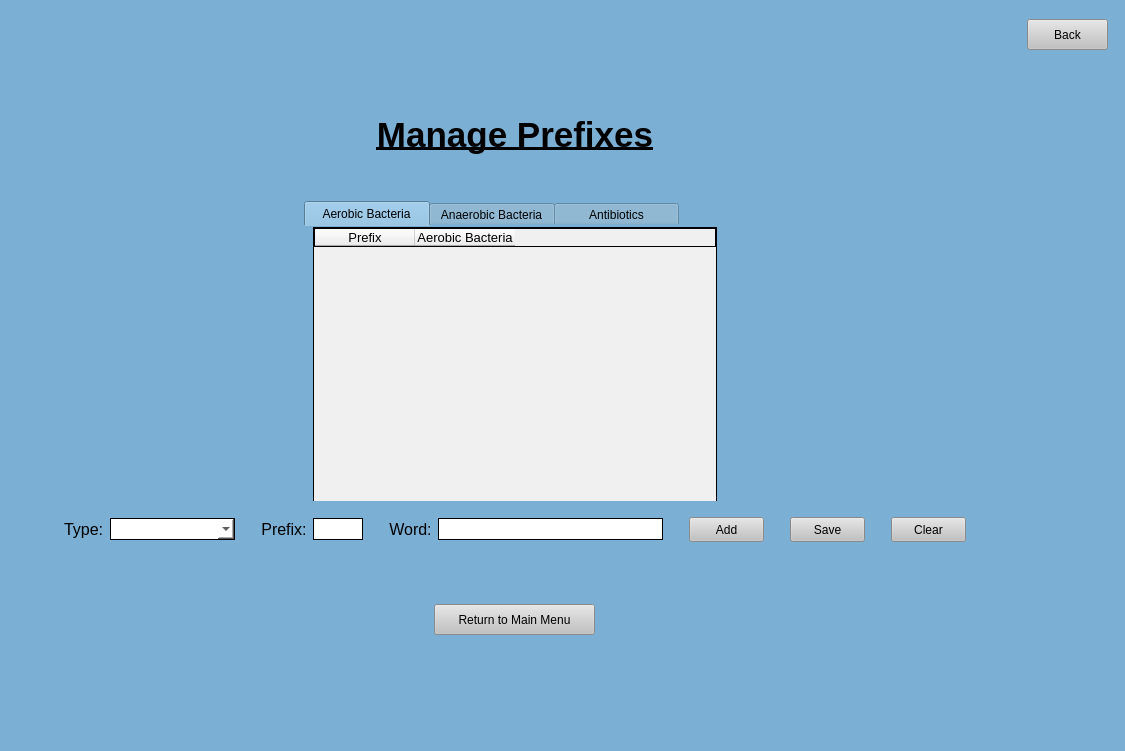
Kasmanian/COMBDb-oldgen, file UI Screens/COMBdb_Settings_Manage_Prefixes_Form.ui: the form before one commit.
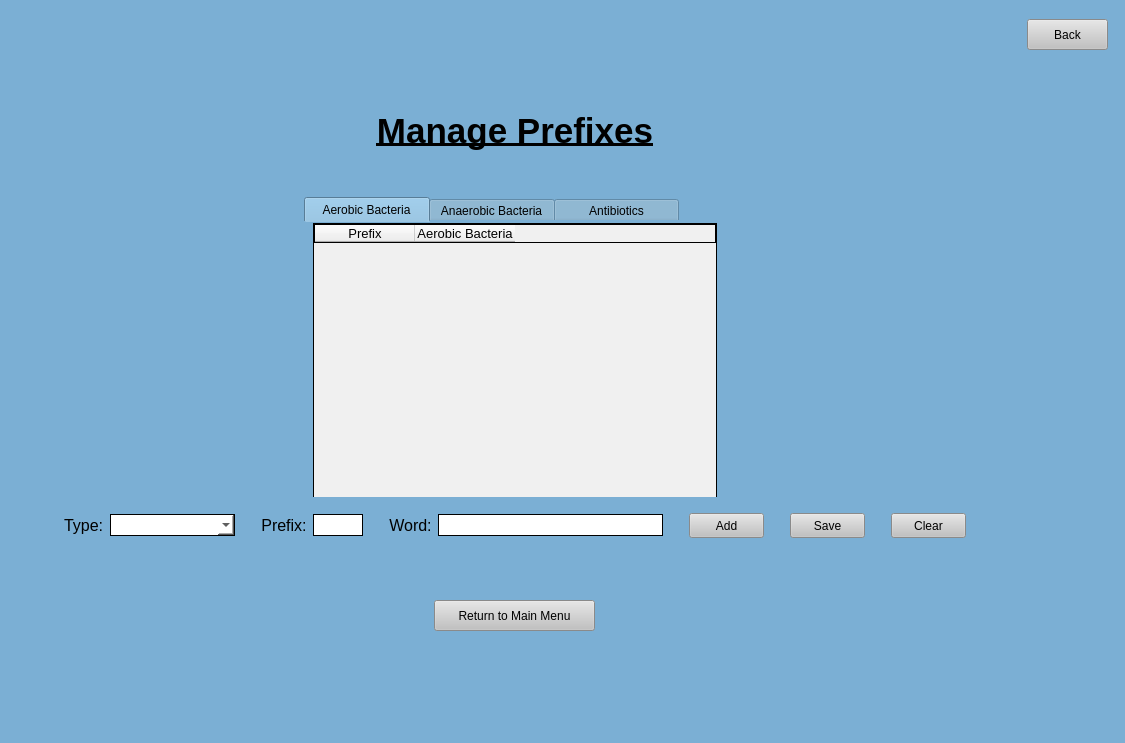
The form after the commit. The open tabs and pages were chosen to show the change.

Commit message: Added ability to search old orders on DUWL Order

The edit to the form file:
```diff
--- a/UI Screens/COMBdb_Settings_Manage_Prefixes_Form.ui
+++ b/UI Screens/COMBdb_Settings_Manage_Prefixes_Form.ui
@@ -10,7 +10,7 @@
     <x>0</x>
     <y>0</y>
     <width>1125</width>
-    <height>751</height>
+    <height>743</height>
    </rect>
   </property>
   <property name="windowTitle">
@@ -166,6 +166,9 @@
               <property name="selectionBehavior">
                <enum>QAbstractItemView::SelectRows</enum>
               </property>
+              <property name="sortingEnabled">
+               <bool>false</bool>
+              </property>
               <column>
                <property name="text">
                 <string>Prefix</string>
@@ -792,7 +795,7 @@
           </property>
           <property name="maximumSize">
            <size>
-            <width>350</width>
+            <width>999</width>
             <height>30</height>
            </size>
           </property>
```
Left out of the diff: 10 changed lines with no effect on the pictures. The commit also changes 2 other files.
